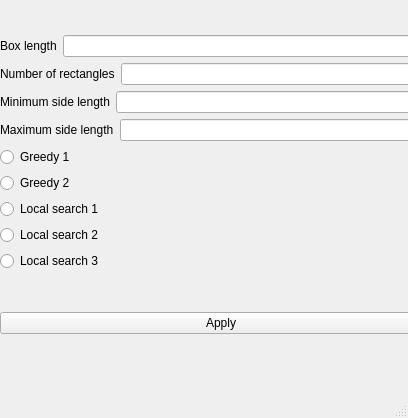
forvev/optimization_algorithms, file resources/main_window.ui: the form before one commit.
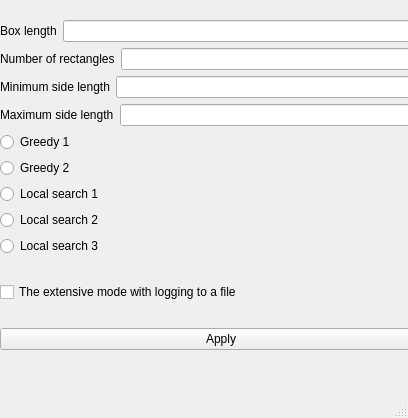
The form after the commit.

Commit message: add the logging feature

The edit to the form file:
```diff
--- a/resources/main_window.ui
+++ b/resources/main_window.ui
@@ -123,6 +123,13 @@
        </item>
       </layout>
      </item>
+     <item>
+      <widget class="QCheckBox" name="cb_extensive_mode">
+       <property name="text">
+        <string>The extensive mode with logging to a file</string>
+       </property>
+      </widget>
+     </item>
      <item>
       <layout class="QHBoxLayout" name="horizontalLayout_6">
        <item>
```
The commit also changes 2 other files.
